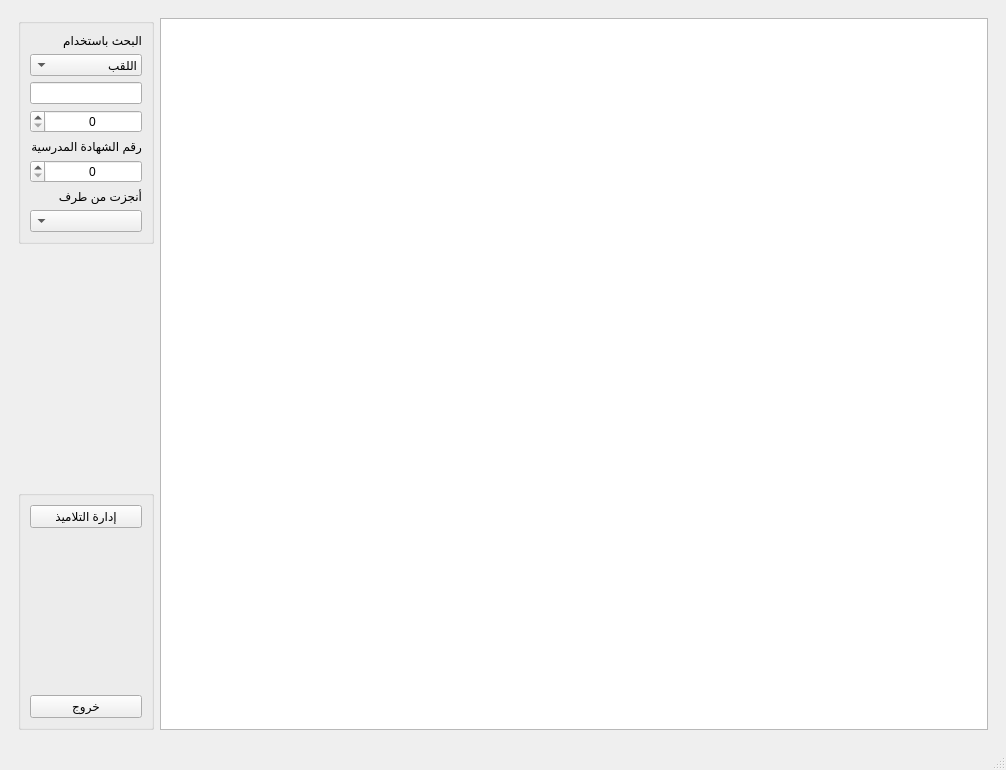
The window that src/std_gui.ui (crizalid12/certs) describes before a commit, drawn with Qt 5.
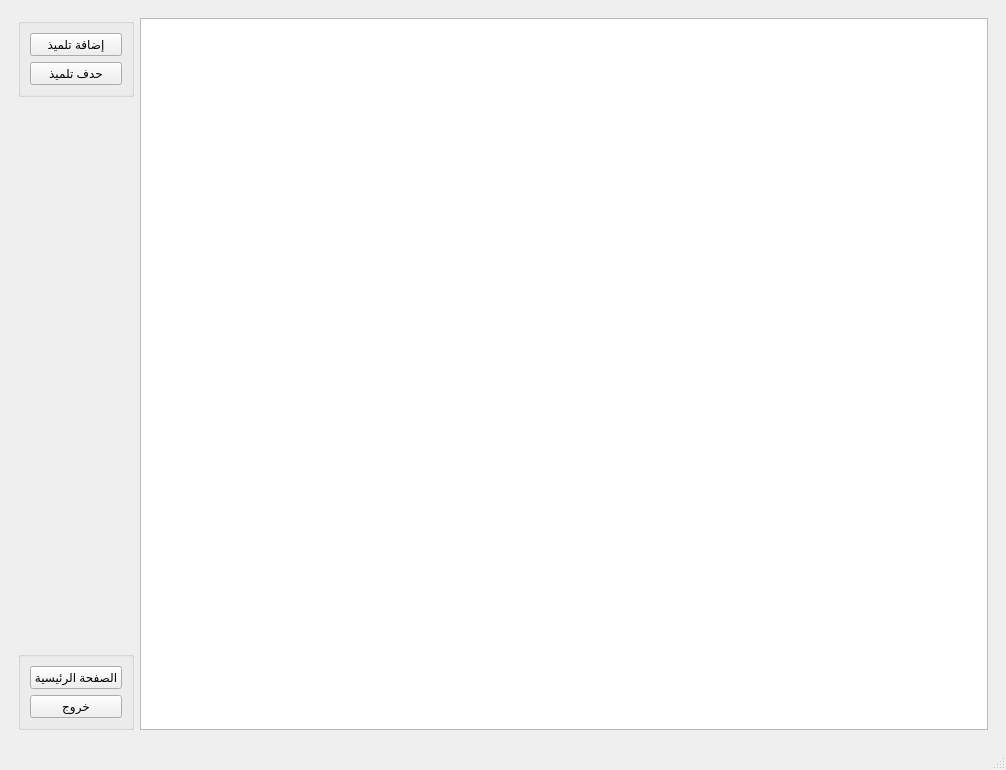
The same window after the commit.

What changed in the file:
```diff
--- a/src/std_gui.ui
+++ b/src/std_gui.ui
@@ -20,8 +20,7 @@
       <property name="currentIndex">
        <number>1</number>
       </property>
-      <widget class="QWidget" name="main"/>
-      <widget class="QWidget" name="manage">
+      <widget class="QWidget" name="main">
        <layout class="QGridLayout" name="gridLayout_2">
         <item row="0" column="0">
          <layout class="QHBoxLayout" name="horizontalLayout">
@@ -60,7 +59,7 @@
                <item>
                 <widget class="QLineEdit" name="fname_edit">
                  <property name="sizePolicy">
-                  <sizepolicy hsizetype="Preferred" vsizetype="Fixed">
+                  <sizepolicy hsizetype="Ignored" vsizetype="Fixed">
                    <horstretch>0</horstretch>
                    <verstretch>0</verstretch>
                   </sizepolicy>
@@ -136,19 +135,6 @@
                  </property>
                 </widget>
                </item>
-               <item>
-                <spacer name="verticalSpacer_3">
-                 <property name="orientation">
-                  <enum>Qt::Vertical</enum>
-                 </property>
-                 <property name="sizeHint" stdset="0">
-                  <size>
-                   <width>20</width>
-                   <height>40</height>
-                  </size>
-                 </property>
-                </spacer>
-               </item>
                <item>
                 <widget class="QPushButton" name="exit_btn">
                  <property name="text">
@@ -182,6 +168,106 @@
         </item>
        </layout>
       </widget>
+      <widget class="QWidget" name="manage">
+       <layout class="QGridLayout" name="gridLayout_3">
+        <item row="0" column="0">
+         <layout class="QHBoxLayout" name="horizontalLayout_2">
+          <item>
+           <layout class="QVBoxLayout" name="verticalLayout_5">
+            <item>
+             <widget class="QGroupBox" name="groupBox_3">
+              <property name="title">
+               <string/>
+              </property>
+              <layout class="QGridLayout" name="gridLayout_4">
+               <item row="0" column="0">
+                <widget class="QPushButton" name="addstd_btn">
+                 <property name="text">
+                  <string>إضافة تلميذ</string>
+                 </property>
+                </widget>
+               </item>
+               <item row="1" column="0">
+                <widget class="QPushButton" name="_">
+                 <property name="text">
+                  <string>حدف تلميذ</string>
+                 </property>
+                </widget>
+               </item>
+              </layout>
+             </widget>
+            </item>
+            <item>
+             <spacer name="verticalSpacer_2">
+              <property name="orientation">
+               <enum>Qt::Vertical</enum>
+              </property>
+              <property name="sizeHint" stdset="0">
+               <size>
+                <width>20</width>
+                <height>40</height>
+               </size>
+              </property>
+             </spacer>
+            </item>
+            <item>
+             <widget class="QGroupBox" name="groupBox_4">
+              <property name="layoutDirection">
+               <enum>Qt::RightToLeft</enum>
+              </property>
+              <property name="title">
+               <string/>
+              </property>
+              <layout class="QVBoxLayout" name="verticalLayout_7">
+               <property name="sizeConstraint">
+                <enum>QLayout::SetDefaultConstraint</enum>
+               </property>
+               <item>
+                <widget class="QPushButton" name="main_btn">
+                 <property name="sizePolicy">
+                  <sizepolicy hsizetype="Preferred" vsizetype="Fixed">
+                   <horstretch>0</horstretch>
+                   <verstretch>0</verstretch>
+                  </sizepolicy>
+                 </property>
+                 <property name="text">
+                  <string>الصفحة الرئيسية</string>
+                 </property>
+                </widget>
+               </item>
+               <item>
+                <widget class="QPushButton" name="exit_btn_2">
+                 <property name="text">
+                  <string>خروج</string>
+                 </property>
+                </widget>
+               </item>
+              </layout>
+             </widget>
+            </item>
+           </layout>
+          </item>
+          <item>
+           <layout class="QVBoxLayout" name="verticalLayout_8">
+            <property name="sizeConstraint">
+             <enum>QLayout::SetFixedSize</enum>
+            </property>
+            <item>
+             <widget class="QTableWidget" name="tableWidget_2">
+              <property name="sizePolicy">
+               <sizepolicy hsizetype="MinimumExpanding" vsizetype="Expanding">
+                <horstretch>0</horstretch>
+                <verstretch>0</verstretch>
+               </sizepolicy>
+              </property>
+             </widget>
+            </item>
+           </layout>
+          </item>
+         </layout>
+        </item>
+       </layout>
+      </widget>
      </widget>
     </item>
    </layout>
```
